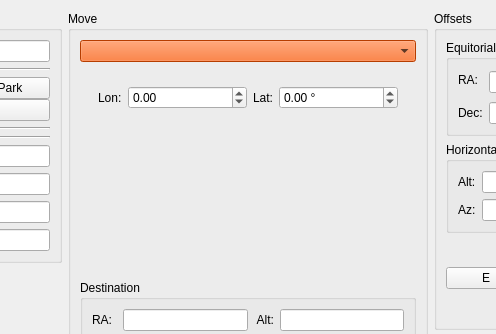
Old version of the form pyobs_gui/qt/widgettelescope.ui in the repository pyobs/pyobs-gui; both pictures show x 133 to 629 and y 0 to 334 of the 1019 by 652 pixel window.
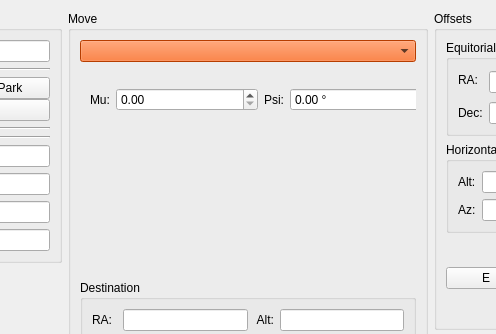
New version of the form. Icons and pictures are not drawn.

Commit message: added support for helioprojective radial coordinates

Patch:
```diff
--- a/pyobs_gui/qt/widgettelescope.ui
+++ b/pyobs_gui/qt/widgettelescope.ui
@@ -628,7 +628,7 @@
         <item>
          <widget class="QStackedWidget" name="stackedMove">
           <property name="currentIndex">
-           <number>2</number>
+           <number>3</number>
           </property>
           <widget class="QWidget" name="pageMoveEquatorial">
            <layout class="QGridLayout" name="gridLayout_9">
@@ -878,6 +878,78 @@
             </item>
            </layout>
           </widget>
+          <widget class="QWidget" name="pageMoveHelioprojectiveRadial">
+           <widget class="QWidget" name="widget_5" native="true">
+            <property name="geometry">
+             <rect>
+              <x>10</x>
+              <y>10</y>
+              <width>342</width>
+              <height>44</height>
+             </rect>
+            </property>
+            <layout class="QGridLayout" name="gridLayout_13">
+             <item row="0" column="2">
+              <widget class="QLabel" name="label_39">
+               <property name="text">
+                <string>Psi:</string>
+               </property>
+              </widget>
+             </item>
+             <item row="0" column="1">
+              <widget class="QDoubleSpinBox" name="spinMoveHelioprojectiveRadialMu">
+               <property name="sizePolicy">
+                <sizepolicy hsizetype="Expanding" vsizetype="Fixed">
+                 <horstretch>0</horstretch>
+                 <verstretch>0</verstretch>
+                </sizepolicy>
+               </property>
+               <property name="suffix">
+                <string/>
+               </property>
+               <property name="minimum">
+                <double>0.000000000000000</double>
+               </property>
+               <property name="maximum">
+                <double>1.000000000000000</double>
+               </property>
+               <property name="singleStep">
+                <double>0.100000000000000</double>
+               </property>
+               <property name="value">
+                <double>0.000000000000000</double>
+               </property>
+              </widget>
+             </item>
+             <item row="0" column="0">
+              <widget class="QLabel" name="label_40">
+               <property name="text">
+                <string>Mu:</string>
+               </property>
+              </widget>
+             </item>
+             <item row="0" column="3">
+              <widget class="QDoubleSpinBox" name="spinMoveHelioprojectiveRadialPsi">
+               <property name="sizePolicy">
+                <sizepolicy hsizetype="Expanding" vsizetype="Fixed">
+                 <horstretch>0</horstretch>
+                 <verstretch>0</verstretch>
+                </sizepolicy>
+               </property>
+               <property name="suffix">
+                <string> °</string>
+               </property>
+               <property name="minimum">
+                <double>0.000000000000000</double>
+               </property>
+               <property name="maximum">
+                <double>359.000000000000000</double>
+               </property>
+              </widget>
+             </item>
+            </layout>
+           </widget>
+          </widget>
           <widget class="QWidget" name="pageMoveSolarSystem">
            <layout class="QGridLayout" name="gridLayout_8">
             <item row="0" column="0">
```
The commit also changes 3 other files.
